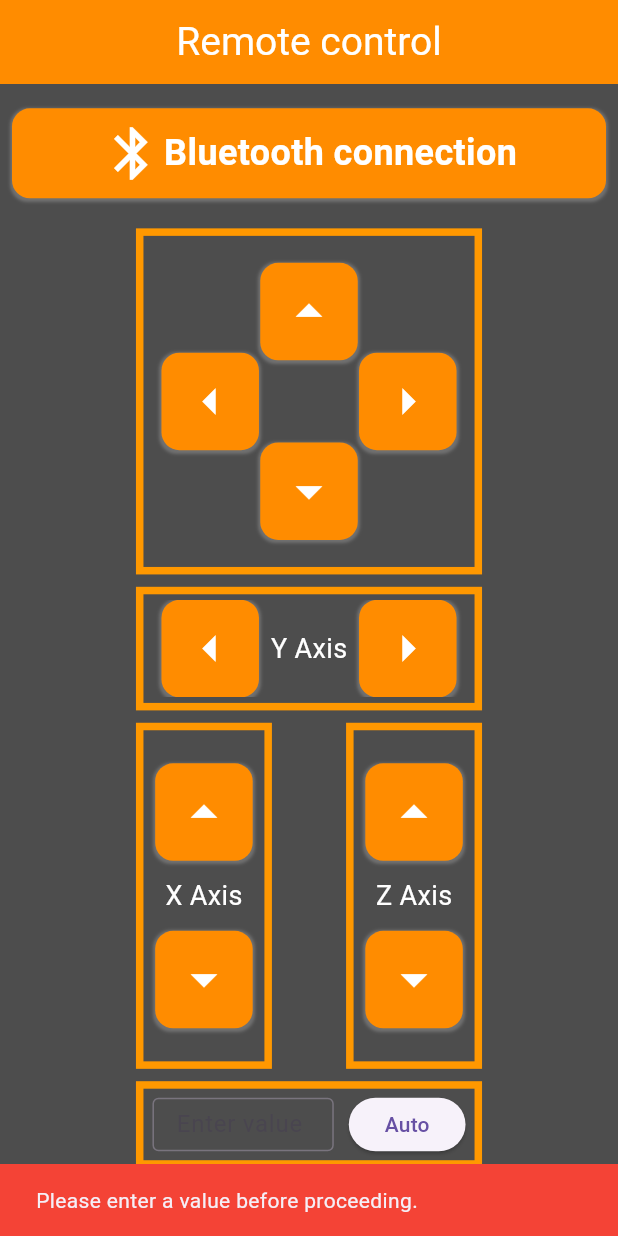
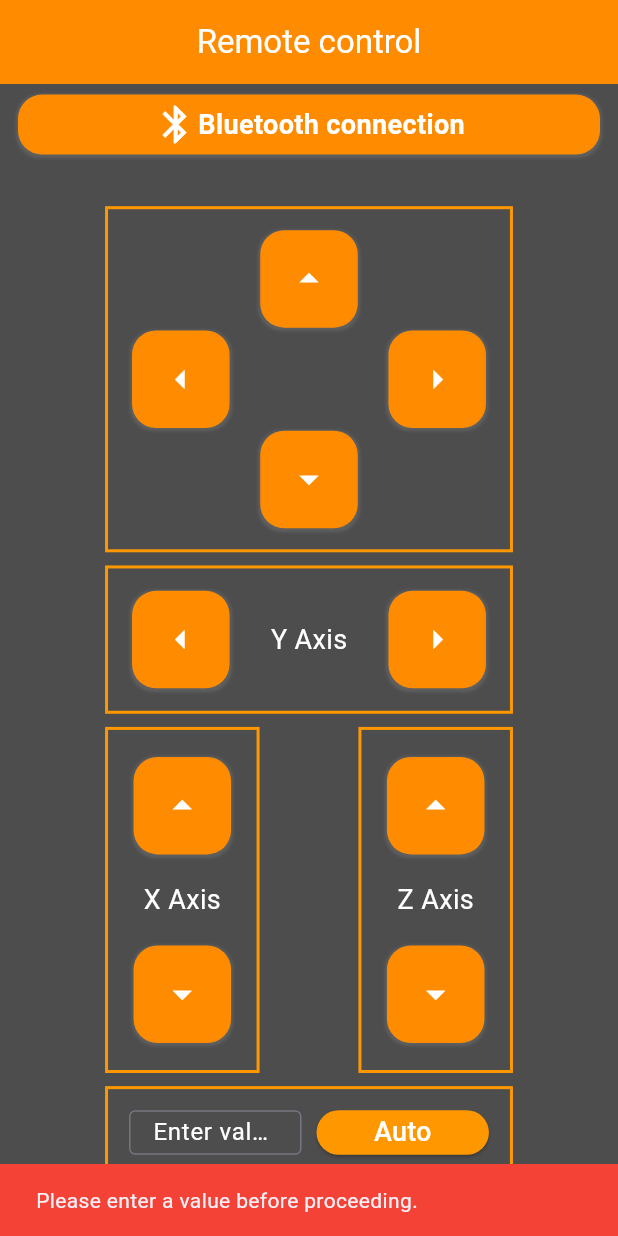
Before and after one commit to MMFPR/cement_robot_v1_4, a Flutter app: the screen it shows after launch, after a tap on "Auto", on a phone screen of 412 x 824 dp. Run offline on Flutter 3.47's test engine with Material 3 defaults, Android fonts, the light colour scheme and no system bars; our stand-ins replace flutter_bluetooth_serial, permission_handler.

Commit message:
Updated Cm

```diff
--- a/lib/control_buttons.dart
+++ b/lib/control_buttons.dart
@@ -13,7 +13,7 @@ class ControlButtons extends StatelessWidget {
     this.text, // النص الآن اختياري
     this.onPressed,
     this.width = 120, // قيمة افتراضية للعرض
-    this.height = 60, // قيمة افتراضية للارتفاع
+    this.height = 40, // قيمة افتراضية للارتفاع
   });
 
   @override
@@ -23,16 +23,16 @@ class ControlButtons extends StatelessWidget {
         onTap: onPressed, // تمرير onPressed مباشرة
         child: Container(
           //margin: const EdgeInsets.only(top: 30, left: 9, right: 9),
-          margin: const EdgeInsets.all(8),
+          margin: const EdgeInsets.only(top: 4, bottom: 4, left: 12, right: 12),
           padding: const EdgeInsets.all(1),
           width: width, // استخدام العرض الممرر أو الافتراضي
           height: height, // استخدام الارتفاع الممرر أو الافتراضي
           decoration: BoxDecoration(
             color: const Color(0xFFFF8C00),
-            borderRadius: BorderRadius.circular(12),
+            borderRadius: BorderRadius.circular(16),
             boxShadow: [
               BoxShadow(
-                color: const Color(0xFFFFFFFF).withOpacity(0.2),
+                color: const Color(0xFFFFFFFF).withOpacity(0.1),
                 spreadRadius: 1,
                 blurRadius: 1,
                 offset: const Offset(0, 1),
@@ -47,7 +47,7 @@ class ControlButtons extends StatelessWidget {
                 //const SizedBox(width: 12),
                 Icon(
                   icon,
-                  size: 42,
+                  size: 30,
                   color: Colors.white,
                 ),
                 //const SizedBox(width: 12),
@@ -56,12 +56,12 @@ class ControlButtons extends StatelessWidget {
                     text!,
                     style: const TextStyle(
                       color: Colors.white, // تعيين اللون الأبيض للنص
-                      fontSize: 24,
+                      fontSize: 18,
                       fontWeight: FontWeight.bold,
                     ),
                     textAlign: TextAlign.center,
                   ),
-                const SizedBox(height: 1),
+                //const SizedBox(height: 10),
               ],
             ),
           ),
--- a/lib/drive_control.dart
+++ b/lib/drive_control.dart
@@ -82,15 +82,17 @@ class _DriveControlState extends State<DriveControl> {
   Widget build(BuildContext context) {
     return Expanded(
       child: Center(
+        child: Expanded(
           child: Container(
-          padding: const EdgeInsets.all(12),
-          width: MediaQuery.of(context).size.width * 0.95,
-          height: MediaQuery.of(context).size.height * 0.99,
+            padding: const EdgeInsets.all(1),
+            width: MediaQuery.of(context).size.width * 0.9,
+            height: MediaQuery.of(context).size.height * 0.8,
+            child: Expanded(
               child: Column(
                 crossAxisAlignment: CrossAxisAlignment.center,
                 children: [
                   // Directional control
-              _buildDirectionalControl(),
+                  Expanded(child: _buildDirectionalControl()),
 
                   // Y Axis control
                   SizedBox(height: MediaQuery.of(context).size.height * 0.01),
@@ -98,12 +100,17 @@ class _DriveControlState extends State<DriveControl> {
 
                   // X and Z Axis control
                   SizedBox(height: MediaQuery.of(context).size.height * 0.01),
-              _buildXZControls(),
+                  Expanded(child: _buildXZControls()),
 
                   // Automatic control
                   SizedBox(height: MediaQuery.of(context).size.height * 0.01),
                   _buildAutomaticControl(),
+                  SizedBox(
+                    height: MediaQuery.of(context).size.height * 0.01,
+                  )
                 ],
+              ),
+            ),
           ),
         ),
       ),
@@ -115,46 +122,62 @@ class _DriveControlState extends State<DriveControl> {
       mainAxisAlignment: MainAxisAlignment.center,
       children: [
         Container(
-          width: MediaQuery.of(context).size.width * 0.56,
+          width: MediaQuery.of(context).size.width * 0.66,
           height: MediaQuery.of(context).size.height * 0.28,
           decoration: BoxDecoration(
             border: Border.all(
               color: Colors.orange,
-              width: 5,
+              width: 2,
             ),
           ),
+          child: Expanded(
             child: Stack(
               alignment: Alignment.center,
               children: [
-              _createControlButton(
+                Expanded(
+                  child: _createControlButton(
                     icon: Icons.arrow_drop_up,
                     top: 10,
                     onPressed: () => _sendBluetoothData("0"),
                     onLongPress: () => _startContinuousSending("0"),
                     onLongPressUp: _stopContinuousSending,
                   ),
-              _createControlButton(
+                ),
+                Expanded(
+                  child: _createControlButton(
                     icon: Icons.arrow_left,
                     left: 4,
                     onPressed: () => _sendBluetoothData("2"),
                     onLongPress: () => _startContinuousSending("2"),
                     onLongPressUp: _stopContinuousSending,
                   ),
-              _createControlButton(
+                ),
+                Expanded(
+                  child: _createControlButton(
                     icon: Icons.arrow_right,
                     right: 4,
                     onPressed: () => _sendBluetoothData("3"),
                     onLongPress: () => _startContinuousSending("3"),
                     onLongPressUp: _stopContinuousSending,
                   ),
-              _createControlButton(
+                ),
+                Expanded(
+                  child: _createControlButton(
                     icon: Icons.arrow_drop_down,
                     bottom: 10,
                     onPressed: () => _sendBluetoothData("1"),
                     onLongPress: () => _startContinuousSending("1"),
                     onLongPressUp: _stopContinuousSending,
                   ),
+                ),
+                Expanded(
+                  child: Container(
+                    width: 90,
+                    height: 120,
+                  ),
+                ),
               ],
+            ),
           ),
         ),
       ],
@@ -165,48 +188,64 @@ class _DriveControlState extends State<DriveControl> {
       String axis, String rightCommand, String leftCommand) {
     return Container(
       padding: const EdgeInsets.all(4),
-      width: MediaQuery.of(context).size.width * 0.56,
-      height: MediaQuery.of(context).size.height * 0.1,
+      width: MediaQuery.of(context).size.width * 0.66,
+      height: MediaQuery.of(context).size.height * 0.12,
       decoration: BoxDecoration(
         border: Border.all(
           color: Colors.orange,
-          width: 5,
+          width: 2,
         ),
       ),
+      child: Expanded(
         child: Stack(
           alignment: Alignment.center,
           children: [
-          _createControlButton(
+            Expanded(
+              child: _createControlButton(
                 icon: Icons.arrow_right,
                 right: 0,
                 onPressed: () => _sendBluetoothData(rightCommand),
                 onLongPress: () => _startContinuousSending(rightCommand),
                 onLongPressUp: _stopContinuousSending,
               ),
-          Text(
+            ),
+            Expanded(
+              child: SizedBox(
+                width: 75,
+                height: 55,
+                child: Center(
+                  child: Text(
                     axis,
                     style: const TextStyle(color: Colors.white, fontSize: 18),
                   ),
-          _createControlButton(
+                ),
+              ),
+            ),
+            Expanded(
+              child: _createControlButton(
                 icon: Icons.arrow_left,
                 left: 0,
                 onPressed: () => _sendBluetoothData(leftCommand),
                 onLongPress: () => _startContinuousSending(leftCommand),
                 onLongPressUp: _stopContinuousSending,
               ),
+            ),
           ],
+        ),
       ),
     );
   }
 
   Widget _buildXZControls() {
-    return Row(
+    return Expanded(
+      child: Row(
         mainAxisAlignment: MainAxisAlignment.center,
         children: [
           _buildSingleAxisControl('X Axis', "4", "5"),
-        SizedBox(width: MediaQuery.of(context).size.width * 0.12),
+          SizedBox(width: MediaQuery.of(context).size.width * 0.16),
           _buildSingleAxisControl('Z Axis', "8", "9"),
         ],
+      ),
     );
   }
 
@@ -214,51 +253,68 @@ class _DriveControlState extends State<DriveControl> {
       String axis, String upCommand, String downCommand) {
     return Container(
       padding: const EdgeInsets.all(4),
-      width: MediaQuery.of(context).size.width * 0.22,
+      width: MediaQuery.of(context).size.width * 0.25,
       height: MediaQuery.of(context).size.height * 0.28,
       decoration: BoxDecoration(
         border: Border.all(
           color: Colors.orange,
-          width: 5,
+          width: 2,
         ),
       ),
+      child: Expanded(
         child: Stack(
           alignment: Alignment.center,
           children: [
-          _createControlButton(
+            Expanded(
+              child: _createControlButton(
                 icon: Icons.arrow_drop_up,
                 top: 10,
                 onPressed: () => _sendBluetoothData(upCommand),
                 onLongPress: () => _startContinuousSending(upCommand),
                 onLongPressUp: _stopContinuousSending,
               ),
-          Text(
+            ),
+            const Expanded(child: SizedBox(height: 10)),
+            Expanded(
+              child: SizedBox(
+                width: 70,
+                height: 48,
+                child: Center(
+                  child: Text(
                     axis,
                     style: const TextStyle(color: Colors.white, fontSize: 18),
                   ),
-          _createControlButton(
+                ),
+              ),
+            ),
+            const Expanded(child: SizedBox(height: 10)),
+            Expanded(
+              child: _createControlButton(
                 icon: Icons.arrow_drop_down,
                 bottom: 10,
                 onPressed: () => _sendBluetoothData(downCommand),
                 onLongPress: () => _startContinuousSending(downCommand),
                 onLongPressUp: _stopContinuousSending,
               ),
+            ),
           ],
+        ),
       ),
     );
   }
 
   Widget _buildAutomaticControl() {
     return Container(
-      padding: const EdgeInsets.all(6),
-      width: MediaQuery.of(context).size.width * 0.56,
-      height: MediaQuery.of(context).size.height * 0.07,
+      padding: const EdgeInsets.all(14),
+      width: MediaQuery.of(context).size.width * 0.66,
+      height: MediaQuery.of(context).size.height * 0.075,
       decoration: BoxDecoration(
         border: Border.all(
           color: Colors.orange,
-          width: 5,
+          width: 2,
         ),
       ),
+      child: Expanded(
           child: Row(
         children: [
           Expanded(
@@ -267,15 +323,16 @@ class _DriveControlState extends State<DriveControl> {
               keyboardType: TextInputType.number,
               decoration: const InputDecoration(
                   border: OutlineInputBorder(),
-                labelText: 'Enter value',
-              ),
+                  labelText: 'Enter value Cm',
+                  labelStyle: TextStyle(color: Colors.white)),
               style: const TextStyle(
                 color: Colors.white,
               ),
             ),
           ),
           const SizedBox(width: 10),
-          ElevatedButton(
+          Expanded(
+            child: ElevatedButton(
               onPressed: () {
                 String value = _textController.text.trim();
 
@@ -288,14 +345,33 @@ class _DriveControlState extends State<DriveControl> {
                     ),
                   );
                 } else {
+                  final intValue = int.tryParse(value);
+                  if (intValue != null && intValue >= 100) {
                     _sendBluetoothData(value);
                     debugPrint('Value sent: $value');
-              }
-            },
-            child: const Text('Auto'),
-          ),
-        ],
+                  } else {
+                    ScaffoldMessenger.of(context).showSnackBar(
+                      const SnackBar(
+                        content: Text('Please enter a value of 100 or more.'),
+                        duration: Duration(seconds: 2),
+                        backgroundColor: Colors.red,
                       ),
                     );
                   }
                 }
+              },
+              style: ElevatedButton.styleFrom(
+                backgroundColor:
+                    Colors.orange, // تعيين لون الخلفية إلى البرتقالي
+              ),
+              child: const Text(
+                'Auto',
+                style: TextStyle(color: Colors.white, fontSize: 18),
+              ),
+            ),
+          ),
+        ],
+      )),
+    );
+  }
+}
--- a/lib/main.dart
+++ b/lib/main.dart
@@ -12,7 +12,9 @@ class MyApp extends StatelessWidget {
   Widget build(BuildContext context) {
     return const MaterialApp(
       debugShowCheckedModeBanner: false, // إخفاء شريط الـ Debug
-      home: SafeArea(child: SplashScreen()), // تعيين شاشة الترحيب كواجهة رئيسية
+      home: SafeArea(
+          child: Expanded(
+              child: SplashScreen())), // تعيين شاشة الترحيب كواجهة رئيسية
     );
   }
 }
@@ -33,8 +35,8 @@ class _SplashScreenState extends State<SplashScreen> {
       Navigator.pushReplacement(
         context,
         MaterialPageRoute(
-            builder: (context) =>
-                const RemoteControl()), // الانتقال إلى الشاشة الثانية
+            builder: (context) => const Expanded(
+                child: RemoteControl())), // الانتقال إلى الشاشة الثانية
       );
     });
   }
--- a/lib/remote_control.dart
+++ b/lib/remote_control.dart
@@ -20,41 +20,50 @@ class _SecondPageState extends State<RemoteControl> {
           title: const Center(
             child: Text(
               'Remote control',
-              style: TextStyle(color: Colors.white, fontSize: 26),
+              style: TextStyle(color: Colors.white, fontSize: 22),
             ),
           ),
           backgroundColor: const Color(0xFFFF8C00),
           automaticallyImplyLeading: false,
         ),
         body: Expanded(
+          child: LayoutBuilder(
+            builder: (context, constraints) {
+              return Expanded(
                 child: Column(
                   mainAxisAlignment: MainAxisAlignment.start,
                   children: [
                     SizedBox(
-                height: MediaQuery.of(context).size.height * 0.01,
+                      height: constraints.maxHeight * 0.004,
                     ),
                     Row(
                       children: [
-                  ControlButtons(
+                        Expanded(
+                          child: ControlButtons(
                             icon: Icons.bluetooth,
                             text: "Bluetooth connection",
                             onPressed: () {
                               Navigator.push(
                                 context,
                                 MaterialPageRoute(
-                            builder: (context) => const BluetoothPage()),
+                                    builder: (context) =>
+                                        const BluetoothPage()),
                               );
                             },
                           ),
+                        ),
                       ],
                     ),
-              //SizedBox(height: MediaQuery.of(context).size.height * 0.1),
+                    SizedBox(height: constraints.maxHeight * 0.0001),
                     const Expanded(
                       child: DriveControl(
                           arrowsColor: Color.fromARGB(255, 255, 255, 255)),
                     ),
-              //SizedBox(height: MediaQuery.of(context).size.height * 0.01),
+                    SizedBox(height: constraints.maxHeight * 0.0001),
                   ],
+                ),
+              );
+            },
           ),
         ),
       ),
```
Also changed, not shown: 1 other file. Lines whose indentation alone changed are shown as unchanged.
